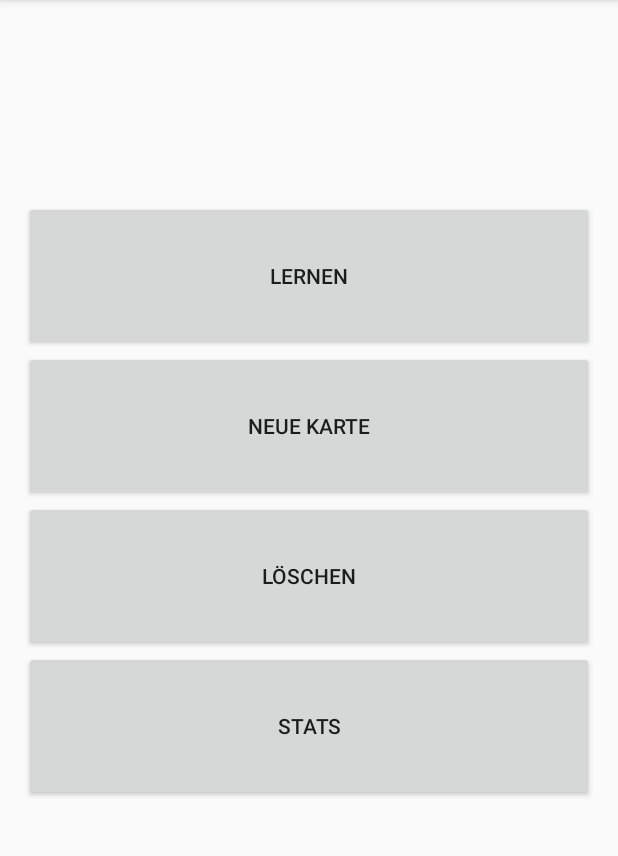
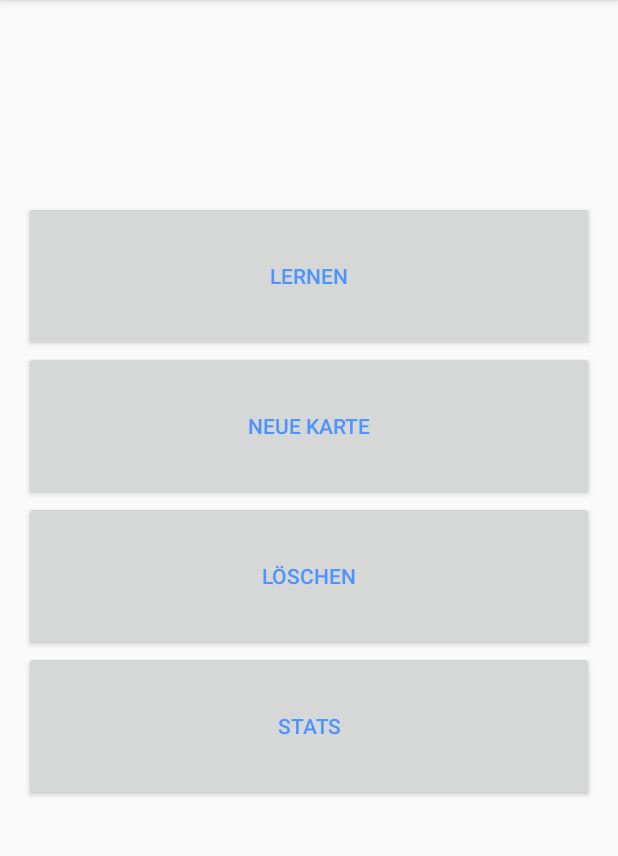
Before and after one commit to Kakerlake/Ez-Learning, an Android app: the screen it shows after launch (MainActivity), on a phone screen of 412 x 824 dp, the part 84-940 px from its top. Run offline under Robolectric (Android 15) with nearby library versions, the phone set to English and light mode, and no system bars.

Commit message:
Änderungen in Layout

```diff
--- a/app/src/main/java/com/example/daniel/myapplication/Neu.java
+++ b/app/src/main/java/com/example/daniel/myapplication/Neu.java
@@ -4,6 +4,7 @@ import android.support.v7.app.ActionBarActivity;
 import android.os.Bundle;
 import android.view.Menu;
 import android.view.MenuItem;
+import android.view.View;
 import android.widget.EditText;
 import android.widget.Toast;
 
@@ -49,7 +50,7 @@ public class Neu extends ActionBarActivity {
         return super.onOptionsItemSelected(item);
     }
 
-    public void neueKarte(){
+    public void neueKarte(View arg0){
         setDeutsch(eingabe.getText().toString());
         setEnglisch(eingabe2.getText().toString());
         Toast.makeText(this, getDeutsch(), Toast.LENGTH_LONG).show();
--- a/app/src/main/res/layout/activity_main.xml
+++ b/app/src/main/res/layout/activity_main.xml
@@ -16,7 +16,9 @@
         android:layout_alignParentEnd="true"
         android:layout_alignParentLeft="true"
         android:layout_alignParentStart="true"
-        android:height="100dp" />
+        android:height="100dp"
+        android:textColor="#4D94FF"
+        android:backgroundTintMode="src_in" />
 
     <Button
         android:layout_width="wrap_content"
@@ -29,7 +31,9 @@
         android:layout_alignEnd="@+id/lernen"
         android:layout_alignParentLeft="true"
         android:layout_alignParentStart="true"
-        android:height="100dp" />
+        android:height="100dp"
+        android:textColor="#4D94FF"
+        android:backgroundTintMode="src_in" />
 
     <Button
         android:layout_width="wrap_content"
@@ -42,7 +46,9 @@
         android:layout_alignEnd="@+id/neu"
         android:layout_alignParentLeft="true"
         android:layout_alignParentStart="true"
-        android:height="100dp" />
+        android:height="100dp"
+        android:textColor="#4D94FF"
+        android:backgroundTintMode="src_in" />
 
     <Button
         android:layout_width="wrap_content"
@@ -55,6 +61,8 @@
         android:layout_alignParentEnd="true"
         android:layout_alignParentLeft="true"
         android:layout_alignParentStart="true"
-        android:height="100dp" />
+        android:height="100dp"
+        android:textColor="#4D94FF"
+        android:backgroundTintMode="src_in" />
 
 </RelativeLayout>
```
Also changed, not shown: settings.gradle (line endings or trailing spaces), 1 other file.
